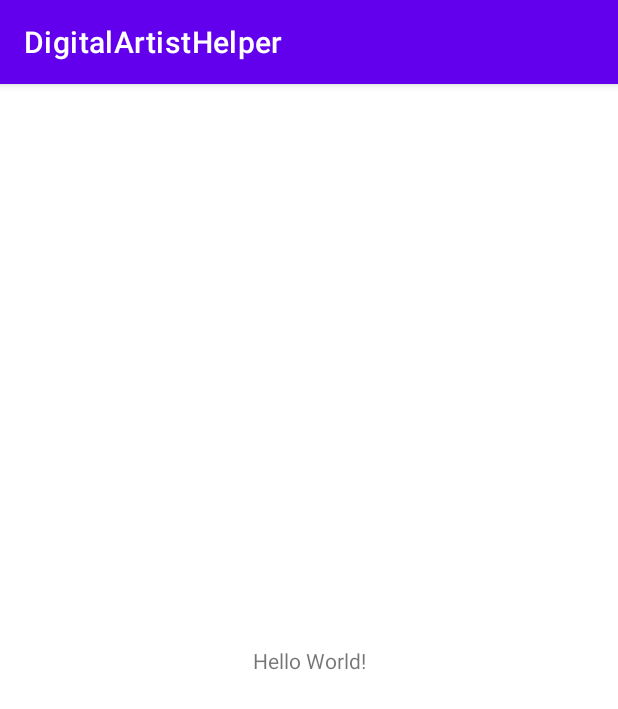
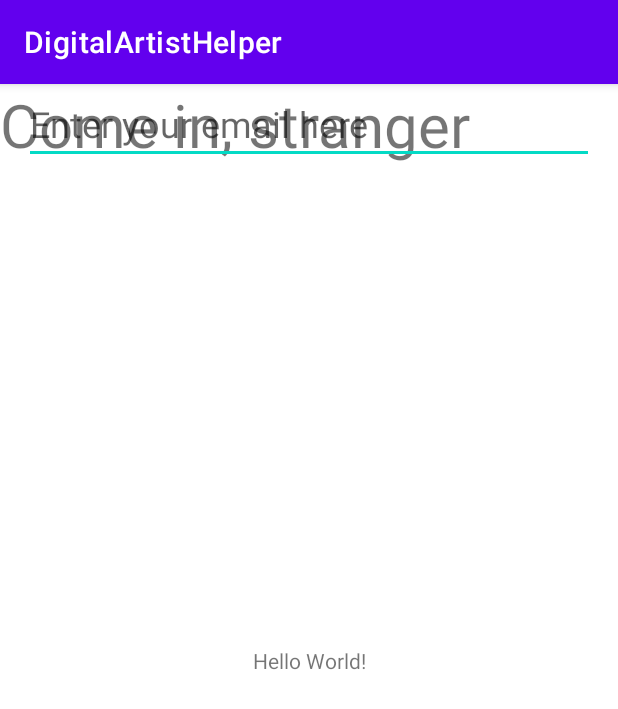
Before and after one commit to NameAlicee/Kursovaya-Balikoev, an Android app: the screen it shows after launch (MainActivity), on a phone screen of 412 x 824 dp. Shown: the top 709 px of the screen. Run offline under Robolectric (Android 15) with nearby library versions, the phone set to English and light mode, and no system bars.

Commit message:
new prjct

```diff
--- a/Mobile app/DigitalArtistHelper/app/src/main/res/layout/activity_main.xml
+++ b/Mobile app/DigitalArtistHelper/app/src/main/res/layout/activity_main.xml
@@ -5,6 +5,30 @@
     android:layout_width="match_parent"
     android:layout_height="match_parent"
     tools:context=".MainActivity">
+
+    <TextView
+        android:id="@+id/Welcome"
+        android:layout_width="370dp"
+        android:layout_height="80dp"
+        android:text="@string/WelcomingMessage"
+        android:textSize="40sp"
+        tools:layout_editor_absoluteX="20dp"
+        tools:layout_editor_absoluteY="97dp" />
+
+    <EditText
+        android:id="@+id/email"
+        android:layout_width="380dp"
+        android:hint="Enter your email here"
+        android:ems="10"
+        android:inputType="textEmailAddress"
+        android:textSize="24sp"
+        android:layout_height="wrap_content"
+        tools:layout_editor_absoluteX="15dp"
+        tools:layout_editor_absoluteY="248dp"
+        app:layout_constraintLeft_toLeftOf="parent"
+        app:layout_constraintRight_toRightOf="parent"
+        app:layout_constraintTop_toBottomOf=""
+        />
 
     <TextView
         android:layout_width="wrap_content"
--- a/Mobile app/DigitalArtistHelper/app/src/main/res/values/strings.xml
+++ b/Mobile app/DigitalArtistHelper/app/src/main/res/values/strings.xml
@@ -1,3 +1,4 @@
 <resources>
     <string name="app_name">DigitalArtistHelper</string>
+    <string name="WelcomingMessage">Come in, stranger</string>
 </resources>
--- a/Mobile app/DigitalArtistHelper/build.gradle
+++ b/Mobile app/DigitalArtistHelper/build.gradle
@@ -5,7 +5,7 @@ buildscript {
         mavenCentral()
     }
     dependencies {
-        classpath "com.android.tools.build:gradle:4.2.0"
+        classpath 'com.android.tools.build:gradle:3.6.0'
 
         // NOTE: Do not place your application dependencies here; they belong
         // in the individual module build.gradle files
```
Also changed, not shown: 1 other file.
